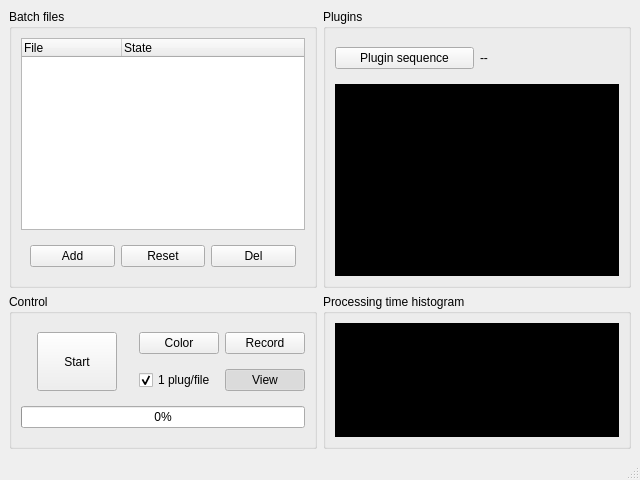
First picture: the form in main/tools/ui/batchfiltersmainwindow.ui, repository cseyve/piaf, before the edit.
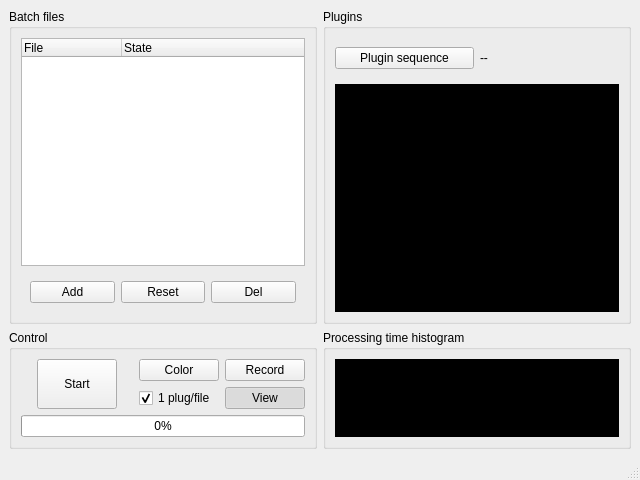
Second picture: the form after the edit. Icons and pictures are not drawn. Custom widgets are drawn as their Qt base class.

Diff of the .ui file:
```diff
--- a/main/tools/ui/batchfiltersmainwindow.ui
+++ b/main/tools/ui/batchfiltersmainwindow.ui
@@ -118,7 +118,7 @@
     <item row="0" column="1">
      <widget class="QGroupBox" name="groupBox_2">
       <property name="sizePolicy">
-       <sizepolicy hsizetype="Expanding" vsizetype="Preferred">
+       <sizepolicy hsizetype="Expanding" vsizetype="Expanding">
         <horstretch>0</horstretch>
         <verstretch>0</verstretch>
        </sizepolicy>
@@ -308,7 +308,7 @@
        <item>
         <widget class="QLabel" name="histogramLabel">
          <property name="sizePolicy">
-          <sizepolicy hsizetype="Preferred" vsizetype="Expanding">
+          <sizepolicy hsizetype="Preferred" vsizetype="Preferred">
            <horstretch>0</horstretch>
            <verstretch>0</verstretch>
           </sizepolicy>
```
